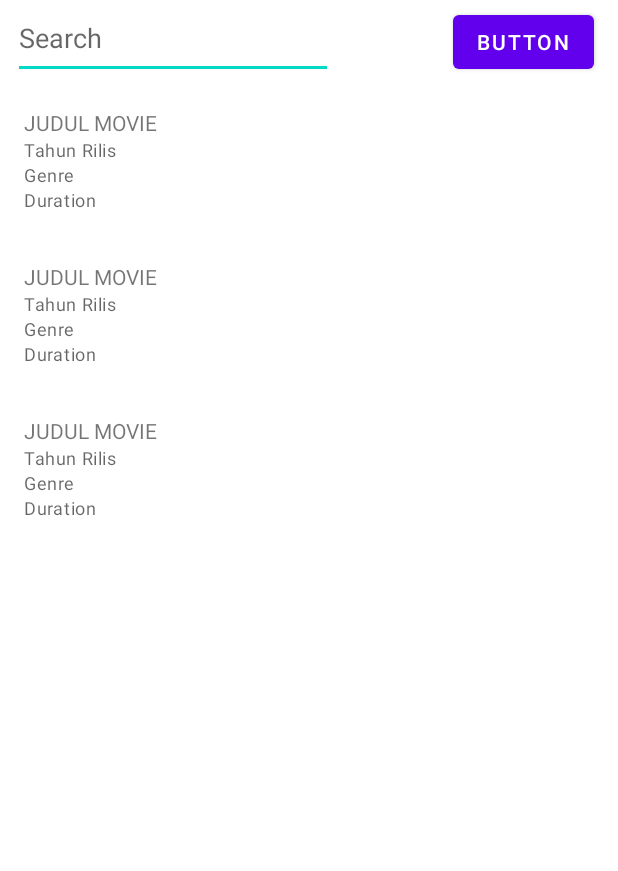
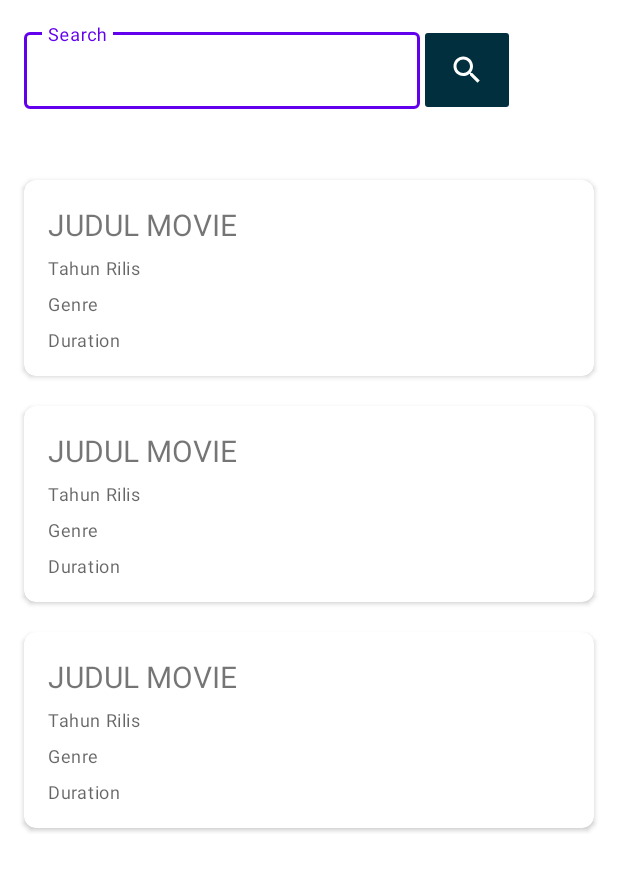
Before and after one commit to susianasunjaya/android_71190440, an Android app: the layout fragment_search.xml on its own in the app's theme, with its tools: preview values and no code run, on a phone screen of 412 x 824 dp. Shown: the top 871 px of the screen. Run offline under Robolectric (Android 15) with nearby library versions, the phone set to English and light mode, and no system bars.

Commit message:
Edit tampilan
Tampilan

```diff
--- a/final_71190440/app/src/main/java/id/ac/ukdw/final_71190440/fragments/SearchFragment.kt
+++ b/final_71190440/app/src/main/java/id/ac/ukdw/final_71190440/fragments/SearchFragment.kt
@@ -8,10 +8,12 @@ import android.view.View
 import android.view.ViewGroup
 import android.widget.Button
 import android.widget.EditText
+import android.widget.ImageButton
 import android.widget.Toast
 import androidx.recyclerview.widget.LinearLayoutManager
 import androidx.recyclerview.widget.RecyclerView
 import com.google.android.material.floatingactionbutton.FloatingActionButton
+import com.google.android.material.textfield.TextInputEditText
 import com.google.firebase.database.*
 import id.ac.ukdw.final_71190440.CrudActivity
 import id.ac.ukdw.final_71190440.Movie
@@ -39,8 +41,8 @@ class SearchFragment : Fragment() {
     ): View? {
 
         val i = inflater.inflate(R.layout.fragment_search, container, false)
-        val searchBtn = i.findViewById<Button>(R.id.searchBtn)
-        val etSearch = i.findViewById<EditText>(R.id.etSearch)
+        val searchBtn = i.findViewById<ImageButton>(R.id.searchBtn)
+        val etSearch = i.findViewById<TextInputEditText>(R.id.etSearch)
 
         movieRecyclerView = i.findViewById(R.id.rv_movie)
         movieRecyclerView.setHasFixedSize(true)
--- a/final_71190440/app/src/main/res/layout/activity_profile.xml
+++ b/final_71190440/app/src/main/res/layout/activity_profile.xml
@@ -15,7 +15,7 @@
         app:layout_constraintLeft_toLeftOf="parent"
         app:layout_constraintRight_toRightOf="parent"
         app:menu="@menu/menu"
-        android:background="@color/black"
+        android:background="@color/official_color1"
         app:itemIconTint="@color/white"
         app:itemTextColor="@color/white"
         />
--- a/final_71190440/app/src/main/res/layout/fragment_home.xml
+++ b/final_71190440/app/src/main/res/layout/fragment_home.xml
@@ -4,7 +4,8 @@
     android:layout_width="match_parent"
     android:layout_height="match_parent"
     xmlns:app="http://schemas.android.com/apk/res-auto"
-    tools:context=".fragments.HomeFragment">
+    tools:context=".fragments.HomeFragment"
+    android:backgroundTint="@color/broken_white">
 
     <!-- TODO: Update blank fragment layout -->
 <!--    <TextView-->
--- a/final_71190440/app/src/main/res/layout/fragment_search.xml
+++ b/final_71190440/app/src/main/res/layout/fragment_search.xml
@@ -6,42 +6,63 @@
     xmlns:app="http://schemas.android.com/apk/res-auto"
     tools:context=".fragments.SearchFragment">
 
-    <EditText
-        android:id="@+id/etSearch"
-        android:layout_width="wrap_content"
-        android:layout_height="54dp"
-        android:layout_marginBottom="12dp"
-        android:ems="10"
+    <com.google.android.material.textfield.TextInputLayout
+        android:id="@+id/textInputSearch"
+        style="@style/Widget.MaterialComponents.TextInputLayout.OutlinedBox"
+        android:layout_width="343dp"
+        android:layout_height="72dp"
+        android:layout_marginLeft="16dp"
+        android:layout_marginTop="16dp"
         android:hint="Search"
-        android:inputType="textPersonName"
-        app:layout_constraintBottom_toTopOf="@+id/rv_movie"
-        app:layout_constraintEnd_toStartOf="@+id/searchBtn"
-        app:layout_constraintHorizontal_bias="0.1"
         app:layout_constraintStart_toStartOf="parent"
-        app:layout_constraintTop_toTopOf="parent"
-        app:layout_constraintVertical_bias="0.2" />
+        app:layout_constraintTop_toTopOf="parent">
 
-    <Button
-        android:id="@+id/searchBtn"
-        android:layout_width="wrap_content"
-        android:layout_height="wrap_content"
-        android:text="Button"
-        app:layout_constraintBottom_toTopOf="@+id/rv_movie"
-        app:layout_constraintEnd_toEndOf="parent"
-        app:layout_constraintHorizontal_bias="0.949"
-        app:layout_constraintStart_toStartOf="parent"
-        app:layout_constraintTop_toTopOf="parent" />
+        <com.google.android.material.textfield.TextInputEditText
+            android:id="@+id/etSearch"
+            android:layout_width="264dp"
+            android:layout_height="51dp"
+            android:textSize="12sp" />
+
+    </com.google.android.material.textfield.TextInputLayout>
+
+<!--    <EditText-->
+<!--        android:id="@+id/etSearch"-->
+<!--        style="@style/Widget.MaterialComponents.TextInputLayout.OutlinedBox"-->
+<!--        android:layout_width="0dp"-->
+<!--        android:layout_height="wrap_content"-->
+<!--        android:layout_marginStart="16dp"-->
+<!--        android:layout_marginTop="16dp"-->
+<!--        android:layout_marginEnd="16dp"-->
+<!--        android:hint="Movie Title"-->
+<!--        app:layout_constraintEnd_toEndOf="@+id/searchBtn"-->
+<!--        app:layout_constraintStart_toStartOf="parent"-->
+<!--        app:layout_constraintTop_toTopOf="parent" />-->
+
 
     <androidx.recyclerview.widget.RecyclerView
         android:id="@+id/rv_movie"
         android:layout_width="match_parent"
         android:layout_height="wrap_content"
-        android:layout_marginTop="52dp"
+        android:layout_marginTop="16dp"
         app:layout_constraintEnd_toEndOf="parent"
         app:layout_constraintHorizontal_bias="1.0"
         app:layout_constraintStart_toStartOf="@+id/searchBtn"
-        app:layout_constraintTop_toTopOf="@+id/searchBtn"
+        app:layout_constraintTop_toBottomOf="@+id/textInputSearch"
         tools:listitem="@layout/item_movie" />
+
+    <ImageButton
+        android:id="@+id/searchBtn"
+        android:layout_width="64dp"
+        android:layout_height="61dp"
+        android:layout_marginTop="16dp"
+        android:layout_marginRight="16dp"
+
+        android:backgroundTint="@color/official_color1"
+        android:src="@drawable/ic_search"
+        android:text="Button"
+        app:layout_constraintRight_toRightOf="@+id/textInputSearch"
+        app:layout_constraintTop_toTopOf="parent"
+        tools:ignore="MissingConstraints" />
 
 
 </androidx.constraintlayout.widget.ConstraintLayout>
--- a/final_71190440/app/src/main/res/layout/item_movie.xml
+++ b/final_71190440/app/src/main/res/layout/item_movie.xml
@@ -1,22 +1,25 @@
 <?xml version="1.0" encoding="utf-8"?>
-<layout xmlns:app="http://schemas.android.com/apk/res-auto">
+<layout xmlns:tools="http://schemas.android.com/tools"
+    xmlns:android="http://schemas.android.com/apk/res/android"
+    xmlns:app="http://schemas.android.com/apk/res-auto">
     <data>
         <variable
             name = "isMovie"
             type = "id.ac.ukdw.final_71190440.Movie"/>
     </data>
 
-    <androidx.constraintlayout.widget.ConstraintLayout
+    <androidx.cardview.widget.CardView
         android:id="@+id/cl_movie"
-        xmlns:android="http://schemas.android.com/apk/res/android"
-        xmlns:tools="http://schemas.android.com/tools"
         android:layout_width="match_parent"
         android:layout_height="wrap_content"
-        android:background="@android:color/white">
+        android:layout_marginTop="16dp"
+        android:layout_marginHorizontal="16dp"
+        android:layout_marginBottom="4dp"
+        app:cardCornerRadius="8dp">
 
         <TextView
             android:id="@+id/tv_judul"
-            android:layout_width="match_parent"
+            android:layout_width="347dp"
             android:layout_height="wrap_content"
             android:layout_marginStart="16dp"
             android:layout_marginTop="16dp"
@@ -24,42 +27,35 @@
             app:layout_constraintEnd_toEndOf="parent"
             app:layout_constraintStart_toStartOf="parent"
             app:layout_constraintTop_toTopOf="parent"
+            android:textSize="20sp"
             tools:text="JUDUL MOVIE" />
 
         <TextView
             android:id="@+id/tv_tahun"
             style="@style/TextAppearance.MaterialComponents.Caption"
-            android:layout_width="0dp"
+            android:layout_width="match_parent"
             android:layout_height="wrap_content"
-            app:layout_constraintBottom_toBottomOf="parent"
-            app:layout_constraintEnd_toEndOf="@+id/tv_judul"
-            app:layout_constraintStart_toStartOf="@+id/tv_judul"
-            app:layout_constraintTop_toBottomOf="@+id/tv_judul"
-            app:layout_constraintVertical_bias="0.0"
+            android:layout_marginTop="50dp"
+            android:layout_marginLeft="16dp"
             tools:text="Tahun Rilis" />
 
         <TextView
             android:id="@+id/tv_genre"
             style="@style/TextAppearance.MaterialComponents.Caption"
-            android:layout_width="0dp"
+            android:layout_width="match_parent"
             android:layout_height="wrap_content"
-            app:layout_constraintBottom_toBottomOf="parent"
-            app:layout_constraintEnd_toEndOf="@id/tv_tahun"
-            app:layout_constraintStart_toStartOf="@+id/tv_judul"
-            app:layout_constraintTop_toBottomOf="@id/tv_tahun"
-            app:layout_constraintVertical_bias="0.0"
+            android:layout_marginTop="74dp"
+            android:layout_marginLeft="16dp"
             tools:text="Genre" />
 
         <TextView
             android:id="@+id/tv_duration"
             style="@style/TextAppearance.MaterialComponents.Caption"
-            android:layout_width="0dp"
+            android:layout_width="match_parent"
             android:layout_height="wrap_content"
-            app:layout_constraintBottom_toBottomOf="parent"
-            app:layout_constraintEnd_toEndOf="@id/tv_genre"
-            app:layout_constraintStart_toStartOf="@+id/tv_judul"
-            app:layout_constraintTop_toBottomOf="@id/tv_genre"
-            app:layout_constraintVertical_bias="0.0"
+            android:layout_marginTop="98dp"
+            android:layout_marginLeft="16dp"
+            android:layout_marginBottom="16dp"
             tools:text="Duration" />
 
         <TextView
@@ -82,7 +78,7 @@
             app:layout_constraintTop_toBottomOf="@+id/tv_duration"
             app:layout_constraintVertical_bias="1.0" />
 
-    </androidx.constraintlayout.widget.ConstraintLayout>
+    </androidx.cardview.widget.CardView>
 
 
 </layout>
--- a/final_71190440/app/src/main/res/values/colors.xml
+++ b/final_71190440/app/src/main/res/values/colors.xml
@@ -7,4 +7,6 @@
     <color name="teal_700">#FF018786</color>
     <color name="black">#FF000000</color>
     <color name="white">#FFFFFFFF</color>
+    <color name="official_color1">#012F3D</color>
+    <color name="broken_white">#F9F9F5</color>
 </resources>
```
